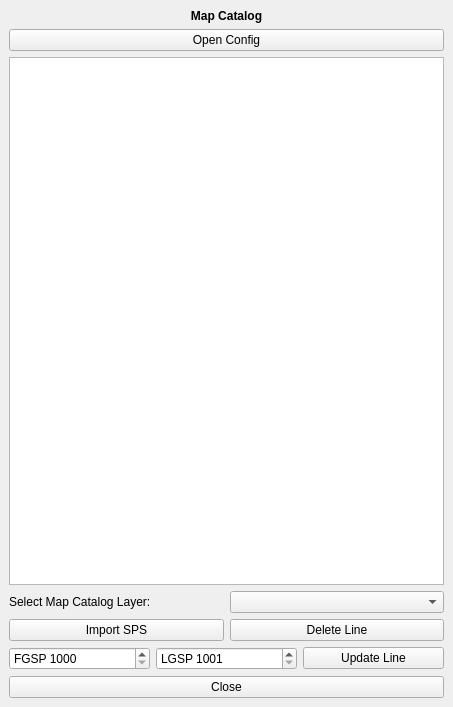
Before: the Qt Designer form MapCatalog_dockwidget_base.ui in aldien03/obn_planner, drawn with Qt 5.
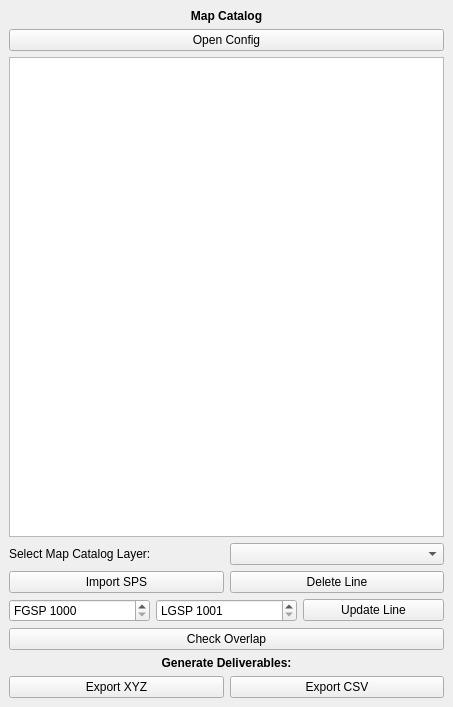
After: the same form once the commit is applied.

The edit to the form file:
```diff
--- a/MapCatalog_dockwidget_base.ui
+++ b/MapCatalog_dockwidget_base.ui
@@ -114,12 +114,42 @@
       </item>
      </layout>
     </item>
+    <item>
+     <widget class="QPushButton" name="checkOverlappushButton">
+      <property name="text">
+       <string>Check Overlap</string>
+      </property>
+     </widget>
+    </item>
+    <item>
+     <widget class="QLabel" name="label_3">
+      <property name="font">
+       <font>
+        <weight>75</weight>
+        <bold>true</bold>
+       </font>
+      </property>
+      <property name="text">
+       <string>Generate Deliverables:</string>
+      </property>
+      <property name="alignment">
+       <set>Qt::AlignCenter</set>
+      </property>
+     </widget>
+    </item>
     <item>
      <layout class="QHBoxLayout" name="horizontalLayout_4">
       <item>
        <widget class="QPushButton" name="closeWindowpushButton">
         <property name="text">
-         <string>Close</string>
+         <string>Export XYZ</string>
+        </property>
+       </widget>
+      </item>
+      <item>
+       <widget class="QPushButton" name="csvpushButton">
+        <property name="text">
+         <string>Export CSV</string>
         </property>
        </widget>
       </item>
```
Left out of the diff: 2 changed lines with no effect on the pictures.
